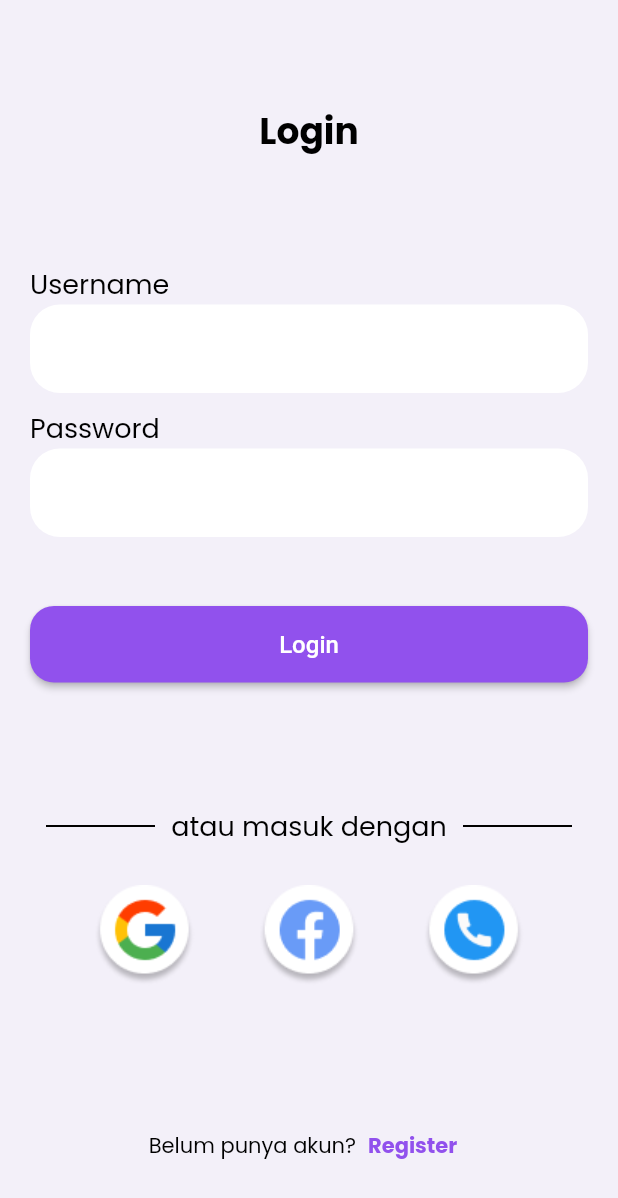
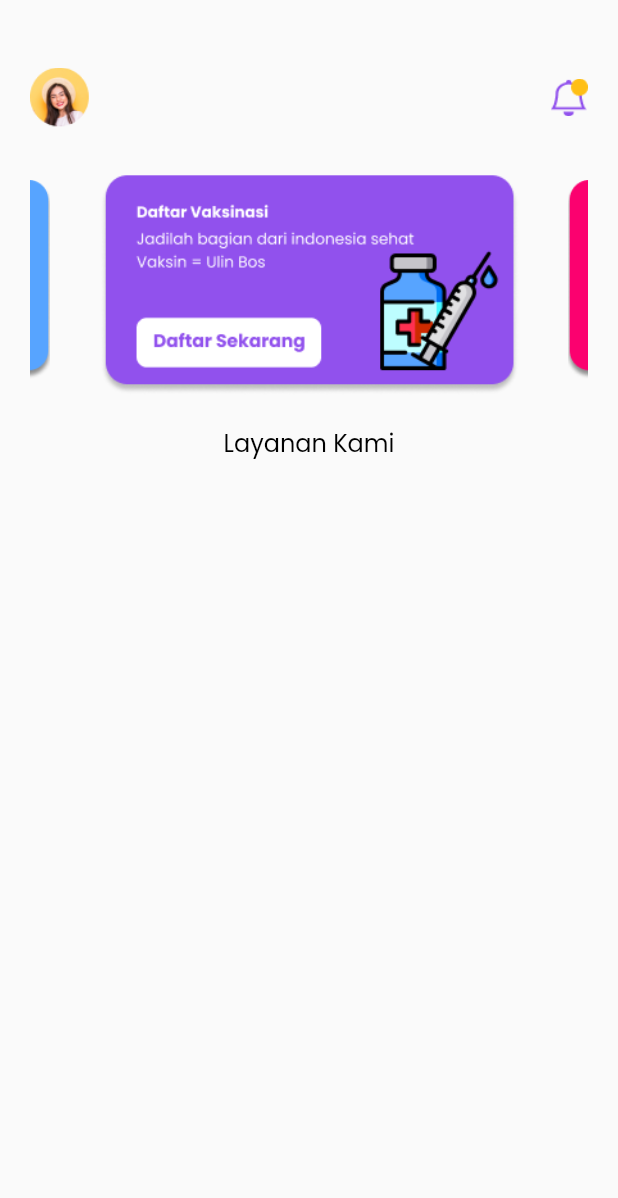
Before and after one commit to abdulazizpermana/projek_kpam_lifehealth, a Flutter app: the LoginPage screen opened directly, after a tap on "Login", on a phone screen of 412 x 824 dp. Shown: the top 1198 px of the screen. Run offline on Flutter 3.47's test engine with Material 2 defaults, Android fonts, the phone set to English and light mode, and no system bars; drawn by our look-alikes of carousel_slider; our stand-ins replace google_fonts.

Commit message:
add home page

```diff
--- /dev/null
+++ b/lib/page/home_page.dart
@@ -0,0 +1,89 @@
+import 'package:flutter/material.dart';
+import 'package:projek_kpam_lifehealth/theme.dart';
+import 'package:carousel_slider/carousel_slider.dart';
+
+class HomePage extends StatefulWidget {
+  const HomePage({Key? key}) : super(key: key);
+
+  @override
+  _HomePageState createState() => _HomePageState();
+}
+
+class _HomePageState extends State<HomePage> {
+  static final List<String> imgSlider = [
+    'banner.png',
+    'Baner1.png',
+    'Baner2.png',
+  ];
+  final CarouselSlider autoPlayImage = CarouselSlider(
+    items: imgSlider.map((fileImage) {
+      return Container(
+        margin: EdgeInsets.all(5.0),
+        child: ClipRRect(
+          borderRadius: BorderRadius.all(Radius.circular(10)),
+          child: Image.asset(
+            'assets/images/${fileImage}',
+            width: 10000,
+            fit: BoxFit.cover,
+          ),
+        ),
+      );
+    }).toList(),
+    options: CarouselOptions(
+      height: 163,
+      autoPlay: true,
+      enlargeCenterPage: true,
+      aspectRatio: 2.0,
+    ),
+  );
+  @override
+  Widget build(BuildContext context) {
+    return Scaffold(
+      body: SafeArea(
+        child: Padding(
+          padding: const EdgeInsets.all(20.0),
+          child: Column(
+            children: <Widget>[
+              const SizedBox(
+                height: 25,
+              ),
+              Row(
+                mainAxisAlignment: MainAxisAlignment.spaceBetween,
+                children: [
+                  Image.asset(
+                    "assets/images/foto.png",
+                    width: 40,
+                  ),
+                  Image.asset(
+                    "assets/images/icon_notif.png",
+                    width: 25,
+                  ),
+                ],
+              ),
+              const SizedBox(
+                height: 20,
+              ),
+              Center(
+                child: Column(
+                  children: [
+                    autoPlayImage,
+                  ],
+                ),
+              ),
+              const SizedBox(
+                height: 15,
+              ),
+              Text(
+                "Layanan Kami",
+                style: blackReguler.copyWith(
+                  fontSize: 16,
+                ),
+                textAlign: TextAlign.left,
+              ),
+            ],
+          ),
+        ),
+      ),
+    );
+  }
+}
--- a/lib/page/login_page.dart
+++ b/lib/page/login_page.dart
@@ -1,4 +1,5 @@
 import 'package:flutter/material.dart';
+import 'package:projek_kpam_lifehealth/page/home_page.dart';
 import 'package:projek_kpam_lifehealth/page/register_page.dart';
 import 'package:projek_kpam_lifehealth/theme.dart';
 
@@ -89,7 +90,14 @@ class _LoginPageState extends State<LoginPage> {
                             borderRadius: BorderRadius.circular(16),
                           ),
                           color: primaryColor,
-                          onPressed: () {},
+                          onPressed: () {
+                            Navigator.push(
+                              context,
+                              MaterialPageRoute(
+                                builder: (context) => HomePage(),
+                              ),
+                            );
+                          },
                           child: Text(
                             'Login',
                             style: TextStyle(
--- a/lib/theme.dart
+++ b/lib/theme.dart
@@ -9,6 +9,10 @@ Color whiteColor = Color(0xffFFFFFF);
 
 TextStyle headingLogo = GoogleFonts.poppins(
   fontWeight: FontWeight.w700,
+  color: primaryColor,
+);
+TextStyle subRegular = GoogleFonts.poppins(
+  fontWeight: FontWeight.w400,
   color: primaryColor,
 );
 TextStyle headingMain = GoogleFonts.poppins(
--- a/pubspec.yaml
+++ b/pubspec.yaml
@@ -35,6 +35,8 @@ dependencies:
   # Use with the CupertinoIcons class for iOS style icons.
   cupertino_icons: ^1.0.2
   google_fonts: ^2.1.0
+  carousel_slider: ^4.0.0
+
 
 dev_dependencies:
   flutter_test:
```
Also changed, not shown: assets/images/Baner1.png (added), assets/images/Baner2.png (added), assets/images/banner.png (added), assets/images/banner1.png (added), assets/images/banner2.png (added), assets/images/foto.png (added), assets/images/icon3.png (added), assets/images/icon4.png (added), assets/images/icon5.png (added), assets/images/icon6.png (added), assets/images/icon7.png (added), assets/images/icon8.png (added), assets/images/icon_notif.png (added), pubspec.lock.
